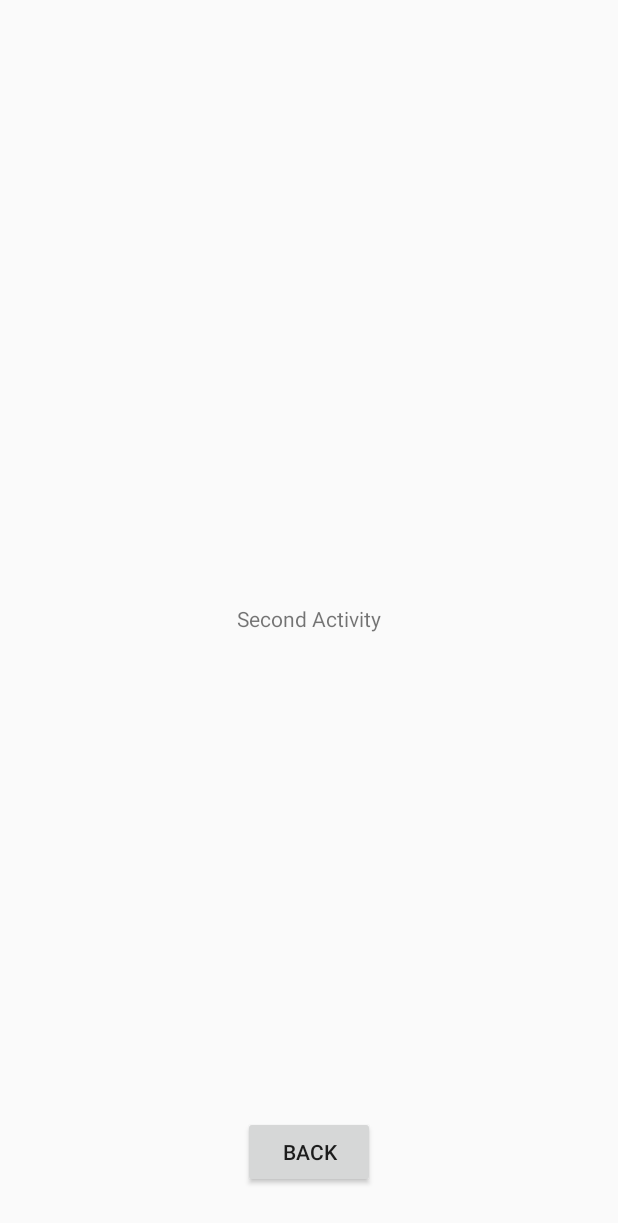
After one commit to brezenhem/AndroidStarter, an Android app: the SecondActivity screen opened directly, with no data from a screen before it, on a phone screen of 412 x 824 dp. The commit adds this screen. Shown: the top 1223 px of the screen. Run offline under Robolectric (Android 15) with nearby library versions, the phone set to English and light mode, and no system bars; our stand-ins replace Dagger/Hilt's generated code, data binding.

Commit message:
added second activity

```diff
--- a/app/build.gradle
+++ b/app/build.gradle
@@ -47,6 +47,7 @@ android {
     }
     buildFeatures {
         viewBinding true
+        dataBinding true
     }
 }
 
@@ -64,6 +65,7 @@ dependencies {
     implementation "androidx.navigation:navigation-fragment-ktx:2.3.0"
     implementation "androidx.navigation:navigation-ui-ktx:2.3.0"
     implementation "androidx.lifecycle:lifecycle-runtime-ktx:2.6.2"
+    implementation 'androidx.databinding:databinding-runtime:8.1.2'
     kapt "androidx.lifecycle:lifecycle-compiler:2.6.2"
     implementation "androidx.lifecycle:lifecycle-common-java8:2.6.2"
 
--- a/app/src/main/AndroidManifest.xml
+++ b/app/src/main/AndroidManifest.xml
@@ -23,6 +23,11 @@
                 <category android:name="android.intent.category.LAUNCHER" />
             </intent-filter>
         </activity>
+
+        <activity android:name=".ui.second.SecondActivity"
+            android:launchMode="singleTop"
+            android:theme="@style/AppTheme.NoActionBar"/>
+
         <service
             android:name=".ui.fcm.AppFirebaseMessagingService"
             android:exported="false">
--- a/app/src/main/java/de/vtm_fair/app/di/modules/ActivityBindingModule.kt
+++ b/app/src/main/java/de/vtm_fair/app/di/modules/ActivityBindingModule.kt
@@ -5,6 +5,8 @@ import dagger.android.ContributesAndroidInjector
 import de.vtm_fair.app.di.scopes.ActivityScoped
 import de.vtm_fair.app.ui.main.MainActivity
 import de.vtm_fair.app.ui.main.MainModule
+import de.vtm_fair.app.ui.second.SecondActivity
+import de.vtm_fair.app.ui.second.SecondModule
 
 @Module
 abstract class ActivityBindingModule {
@@ -12,4 +14,8 @@ abstract class ActivityBindingModule {
     @ActivityScoped
     @ContributesAndroidInjector(modules = [MainModule::class])
     abstract fun mainActivity(): MainActivity
+
+    @ActivityScoped
+    @ContributesAndroidInjector(modules = [SecondModule::class])
+    abstract fun secondActivity(): SecondActivity
 }
--- a/app/src/main/java/de/vtm_fair/app/ui/dashboard/DashboardFragment.kt
+++ b/app/src/main/java/de/vtm_fair/app/ui/dashboard/DashboardFragment.kt
@@ -1,5 +1,6 @@
 package de.vtm_fair.app.ui.dashboard
 
+import android.content.Intent
 import android.os.Bundle
 import android.view.LayoutInflater
 import android.view.View
@@ -9,6 +10,7 @@ import androidx.navigation.fragment.navArgs
 import de.vtm_fair.app.R
 import de.vtm_fair.app.databinding.FDashboardBinding
 import de.vtm_fair.app.ui.BaseFragment
+import de.vtm_fair.app.ui.second.SecondActivity
 import viewLifecycle
 import javax.inject.Inject
 
@@ -34,6 +36,9 @@ class DashboardFragment : BaseFragment(), DashboardContract.View {
         binding.logout.setOnClickListener {
             findNavController().navigate(DashboardFragmentDirections.actionDashboardFragmentToAuthenticationFragment())
         }
+        binding.button2.setOnClickListener {
+            startActivity(Intent(activity, SecondActivity::class.java))
+        }
     }
 
     override fun onDestroyView() {
--- /dev/null
+++ b/app/src/main/java/de/vtm_fair/app/ui/second/SecondActivity.kt
@@ -0,0 +1,26 @@
+package de.vtm_fair.app.ui.second
+
+import android.os.Bundle
+import androidx.databinding.DataBindingUtil
+import de.vtm_fair.app.R
+import de.vtm_fair.app.databinding.ASecondBinding
+import de.vtm_fair.app.ui.BaseActivity
+import javax.inject.Inject
+
+class SecondActivity : BaseActivity(), SecondContract.View {
+
+    @Inject
+    lateinit var presenter: SecondContract.Presenter
+
+    private lateinit var binding: ASecondBinding
+
+    override fun onCreate(savedInstanceState: Bundle?) {
+        super.onCreate(savedInstanceState)
+        binding = DataBindingUtil.setContentView(this, R.layout.a_second)
+        setupUI()
+    }
+
+    private fun setupUI() {
+        binding.button3.setOnClickListener { finish() }
+    }
+}
--- /dev/null
+++ b/app/src/main/java/de/vtm_fair/app/ui/second/SecondContract.kt
@@ -0,0 +1,13 @@
+package de.vtm_fair.app.ui.second
+
+import de.vtm_fair.app.ui.BasePresenter
+import de.vtm_fair.app.ui.BaseView
+
+interface SecondContract {
+
+    interface View : BaseView {
+    }
+
+    interface Presenter : BasePresenter<View> {
+    }
+}
--- /dev/null
+++ b/app/src/main/res/layout/a_second.xml
@@ -0,0 +1,31 @@
+<?xml version="1.0" encoding="utf-8"?>
+<layout xmlns:android="http://schemas.android.com/apk/res/android"
+    xmlns:app="http://schemas.android.com/apk/res-auto"
+    xmlns:tools="http://schemas.android.com/tools">
+
+    <androidx.constraintlayout.widget.ConstraintLayout
+        android:layout_width="match_parent"
+        android:layout_height="match_parent"
+        tools:context=".ui.second.SecondActivity">
+
+        <TextView
+            android:id="@+id/textView"
+            android:layout_width="wrap_content"
+            android:layout_height="wrap_content"
+            android:text="Second Activity"
+            app:layout_constraintBottom_toBottomOf="parent"
+            app:layout_constraintEnd_toEndOf="parent"
+            app:layout_constraintStart_toStartOf="parent"
+            app:layout_constraintTop_toTopOf="parent" />
+
+        <Button
+            android:id="@+id/button3"
+            android:layout_width="wrap_content"
+            android:layout_height="wrap_content"
+            android:layout_marginBottom="32dp"
+            android:text="Back"
+            app:layout_constraintBottom_toBottomOf="parent"
+            app:layout_constraintEnd_toEndOf="parent"
+            app:layout_constraintStart_toStartOf="parent" />
+    </androidx.constraintlayout.widget.ConstraintLayout>
+</layout>
```
Also changed, not shown: app/src/main/java/de/vtm_fair/app/ui/second/SecondModule.kt (added, +13 -0 lines), app/src/main/java/de/vtm_fair/app/ui/second/SecondPresenter.kt (added, +17 -0 lines), app/src/main/res/layout/f_dashboard.xml (+11 -0 lines).
